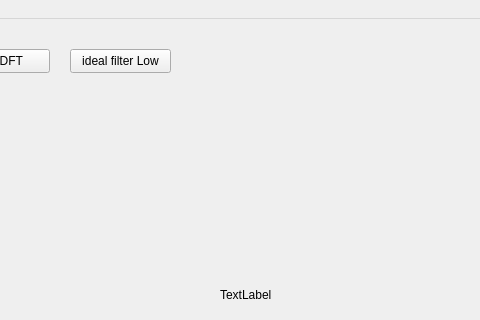
First picture: the form in HW04/myui.ui, repository WesleyCh3n/Img-Processing, before the edit; both pictures show x 170 to 650 and y 0 to 320 of the 800 by 600 pixel window.
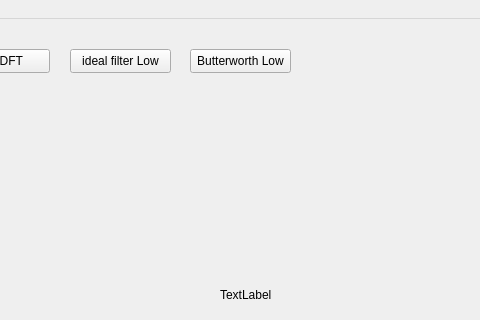
Second picture: the form after the edit.

```diff
--- a/HW04/myui.ui
+++ b/HW04/myui.ui
@@ -79,6 +79,19 @@
      <string>ideal filter Low</string>
     </property>
    </widget>
+   <widget class="QPushButton" name="bLowBn">
+    <property name="geometry">
+     <rect>
+      <x>360</x>
+      <y>30</y>
+      <width>101</width>
+      <height>24</height>
+     </rect>
+    </property>
+    <property name="text">
+     <string>Butterworth Low</string>
+    </property>
+   </widget>
   </widget>
   <widget class="QMenuBar" name="menubar">
    <property name="geometry">
```
